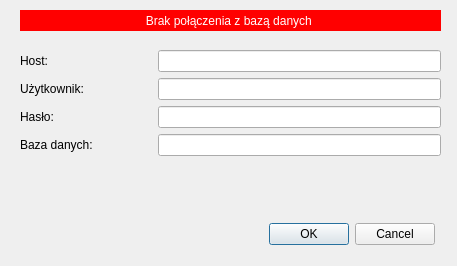
Old version of the form ustawieniaform.ui in the repository militia11/shoes.
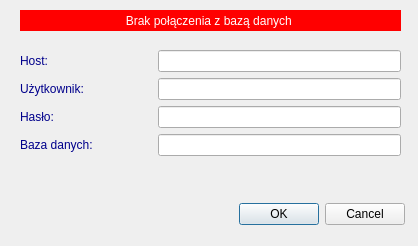
New version of the form.

Diff of the .ui file:
```diff
--- a/ustawieniaform.ui
+++ b/ustawieniaform.ui
@@ -6,8 +6,8 @@
    <rect>
     <x>0</x>
     <y>0</y>
-    <width>457</width>
-    <height>266</height>
+    <width>418</width>
+    <height>246</height>
    </rect>
   </property>
   <property name="windowTitle">
@@ -21,13 +21,19 @@
     <rect>
      <x>20</x>
      <y>50</y>
-     <width>421</width>
-     <height>151</height>
+     <width>381</width>
+     <height>132</height>
     </rect>
    </property>
    <layout class="QFormLayout" name="formLayout">
     <item row="0" column="0">
      <widget class="QLabel" name="label_4">
+      <property name="autoFillBackground">
+       <bool>false</bool>
+      </property>
+      <property name="styleSheet">
+       <string notr="true">QLabel {color: darkblue;}</string>
+      </property>
       <property name="text">
        <string>Host:                               </string>
       </property>
@@ -38,6 +44,424 @@
     </item>
     <item row="1" column="0">
      <widget class="QLabel" name="label_2">
+      <property name="palette">
+       <palette>
+        <active>
+         <colorrole role="WindowText">
+          <brush brushstyle="SolidPattern">
+           <color alpha="255">
+            <red>0</red>
+            <green>0</green>
+            <blue>139</blue>
+           </color>
+          </brush>
+         </colorrole>
+         <colorrole role="Button">
+          <brush brushstyle="SolidPattern">
+           <color alpha="255">
+            <red>32</red>
+            <green>74</green>
+            <blue>135</blue>
+           </color>
+          </brush>
+         </colorrole>
+         <colorrole role="Light">
+          <brush brushstyle="SolidPattern">
+           <color alpha="255">
+            <red>48</red>
+            <green>111</green>
+            <blue>203</blue>
+           </color>
+          </brush>
+         </colorrole>
+         <colorrole role="Midlight">
+          <brush brushstyle="SolidPattern">
+           <color alpha="255">
+            <red>40</red>
+            <green>92</green>
+            <blue>169</blue>
+           </color>
+          </brush>
+         </colorrole>
+         <colorrole role="Dark">
+          <brush brushstyle="SolidPattern">
+           <color alpha="255">
+            <red>16</red>
+            <green>37</green>
+            <blue>67</blue>
+           </color>
+          </brush>
+         </colorrole>
+         <colorrole role="Mid">
+          <brush brushstyle="SolidPattern">
+           <color alpha="255">
+            <red>21</red>
+            <green>49</green>
+            <blue>90</blue>
+           </color>
+          </brush>
+         </colorrole>
+         <colorrole role="Text">
+          <brush brushstyle="SolidPattern">
+           <color alpha="255">
+            <red>0</red>
+            <green>0</green>
+            <blue>139</blue>
+           </color>
+          </brush>
+         </colorrole>
+         <colorrole role="BrightText">
+          <brush brushstyle="SolidPattern">
+           <color alpha="255">
+            <red>255</red>
+            <green>255</green>
+            <blue>255</blue>
+           </color>
+          </brush>
+         </colorrole>
+         <colorrole role="ButtonText">
+          <brush brushstyle="SolidPattern">
+           <color alpha="255">
+            <red>0</red>
+            <green>0</green>
+            <blue>139</blue>
+           </color>
+          </brush>
+         </colorrole>
+         <colorrole role="Base">
+          <brush brushstyle="SolidPattern">
+           <color alpha="255">
+            <red>255</red>
+            <green>255</green>
+            <blue>255</blue>
+           </color>
+          </brush>
+         </colorrole>
+         <colorrole role="Window">
+          <brush brushstyle="SolidPattern">
+           <color alpha="255">
+            <red>32</red>
+            <green>74</green>
+            <blue>135</blue>
+           </color>
+          </brush>
+         </colorrole>
+         <colorrole role="Shadow">
+          <brush brushstyle="SolidPattern">
+           <color alpha="255">
+            <red>0</red>
+            <green>0</green>
+            <blue>0</blue>
+           </color>
+          </brush>
+         </colorrole>
+         <colorrole role="AlternateBase">
+          <brush brushstyle="SolidPattern">
+           <color alpha="255">
+            <red>143</red>
+            <green>164</green>
+            <blue>195</blue>
+           </color>
+          </brush>
+         </colorrole>
+         <colorrole role="ToolTipBase">
+          <brush brushstyle="SolidPattern">
+           <color alpha="255">
+            <red>255</red>
+            <green>255</green>
+            <blue>220</blue>
+           </color>
+          </brush>
+         </colorrole>
+         <colorrole role="ToolTipText">
+          <brush brushstyle="SolidPattern">
+           <color alpha="255">
+            <red>0</red>
+            <green>0</green>
+            <blue>0</blue>
+           </color>
+          </brush>
+         </colorrole>
+        </active>
+        <inactive>
+         <colorrole role="WindowText">
+          <brush brushstyle="SolidPattern">
+           <color alpha="255">
+            <red>0</red>
+            <green>0</green>
+            <blue>139</blue>
+           </color>
+          </brush>
+         </colorrole>
+         <colorrole role="Button">
+          <brush brushstyle="SolidPattern">
+           <color alpha="255">
+            <red>32</red>
+            <green>74</green>
+            <blue>135</blue>
+           </color>
+          </brush>
+         </colorrole>
+         <colorrole role="Light">
+          <brush brushstyle="SolidPattern">
+           <color alpha="255">
+            <red>48</red>
+            <green>111</green>
+            <blue>203</blue>
+           </color>
+          </brush>
+         </colorrole>
+         <colorrole role="Midlight">
+          <brush brushstyle="SolidPattern">
+           <color alpha="255">
+            <red>40</red>
+            <green>92</green>
+            <blue>169</blue>
+           </color>
+          </brush>
+         </colorrole>
+         <colorrole role="Dark">
+          <brush brushstyle="SolidPattern">
+           <color alpha="255">
+            <red>16</red>
+            <green>37</green>
+            <blue>67</blue>
+           </color>
+          </brush>
+         </colorrole>
+         <colorrole role="Mid">
+          <brush brushstyle="SolidPattern">
+           <color alpha="255">
+            <red>21</red>
+            <green>49</green>
+            <blue>90</blue>
+           </color>
+          </brush>
+         </colorrole>
+         <colorrole role="Text">
+          <brush brushstyle="SolidPattern">
+           <color alpha="255">
+            <red>0</red>
+            <green>0</green>
+            <blue>139</blue>
+           </color>
+          </brush>
+         </colorrole>
+         <colorrole role="BrightText">
+          <brush brushstyle="SolidPattern">
+           <color alpha="255">
+            <red>255</red>
+            <green>255</green>
+            <blue>255</blue>
+           </color>
+          </brush>
+         </colorrole>
+         <colorrole role="ButtonText">
+          <brush brushstyle="SolidPattern">
+           <color alpha="255">
+            <red>0</red>
+            <green>0</green>
+            <blue>139</blue>
+           </color>
+          </brush>
+         </colorrole>
+         <colorrole role="Base">
+          <brush brushstyle="SolidPattern">
+           <color alpha="255">
+            <red>255</red>
+            <green>255</green>
+            <blue>255</blue>
+           </color>
+          </brush>
+         </colorrole>
+         <colorrole role="Window">
+          <brush brushstyle="SolidPattern">
+           <color alpha="255">
+            <red>32</red>
+            <green>74</green>
+            <blue>135</blue>
+           </color>
+          </brush>
+         </colorrole>
+         <colorrole role="Shadow">
+          <brush brushstyle="SolidPattern">
+           <color alpha="255">
+            <red>0</red>
+            <green>0</green>
+            <blue>0</blue>
+           </color>
+          </brush>
+         </colorrole>
+         <colorrole role="AlternateBase">
+          <brush brushstyle="SolidPattern">
+           <color alpha="255">
+            <red>143</red>
+            <green>164</green>
+            <blue>195</blue>
+           </color>
+          </brush>
+         </colorrole>
+         <colorrole role="ToolTipBase">
+          <brush brushstyle="SolidPattern">
+           <color alpha="255">
+            <red>255</red>
+            <green>255</green>
+            <blue>220</blue>
+           </color>
+          </brush>
+         </colorrole>
+         <colorrole role="ToolTipText">
+          <brush brushstyle="SolidPattern">
+           <color alpha="255">
+            <red>0</red>
+            <green>0</green>
+            <blue>0</blue>
+           </color>
+          </brush>
+         </colorrole>
+        </inactive>
+        <disabled>
+         <colorrole role="WindowText">
+          <brush brushstyle="SolidPattern">
+           <color alpha="255">
+            <red>0</red>
+            <green>0</green>
+            <blue>139</blue>
+           </color>
+          </brush>
+         </colorrole>
+         <colorrole role="Button">
+          <brush brushstyle="SolidPattern">
+           <color alpha="255">
+            <red>32</red>
+            <green>74</green>
+            <blue>135</blue>
+           </color>
+          </brush>
+         </colorrole>
+         <colorrole role="Light">
+          <brush brushstyle="SolidPattern">
+           <color alpha="255">
+            <red>48</red>
+            <green>111</green>
+            <blue>203</blue>
+           </color>
+          </brush>
+         </colorrole>
+         <colorrole role="Midlight">
+          <brush brushstyle="SolidPattern">
+           <color alpha="255">
+            <red>40</red>
+            <green>92</green>
+            <blue>169</blue>
+           </color>
+          </brush>
+         </colorrole>
+         <colorrole role="Dark">
+          <brush brushstyle="SolidPattern">
+           <color alpha="255">
+            <red>16</red>
+            <green>37</green>
+            <blue>67</blue>
+           </color>
+          </brush>
+         </colorrole>
+         <colorrole role="Mid">
+          <brush brushstyle="SolidPattern">
+           <color alpha="255">
+            <red>21</red>
+            <green>49</green>
+            <blue>90</blue>
+           </color>
+          </brush>
+         </colorrole>
+         <colorrole role="Text">
+          <brush brushstyle="SolidPattern">
+           <color alpha="255">
+            <red>0</red>
+            <green>0</green>
+            <blue>139</blue>
+           </color>
+          </brush>
+         </colorrole>
+         <colorrole role="BrightText">
+          <brush brushstyle="SolidPattern">
+           <color alpha="255">
+            <red>255</red>
+            <green>255</green>
+            <blue>255</blue>
+           </color>
+          </brush>
+         </colorrole>
+         <colorrole role="ButtonText">
+          <brush brushstyle="SolidPattern">
+           <color alpha="255">
+            <red>0</red>
+            <green>0</green>
+            <blue>139</blue>
+           </color>
+          </brush>
+         </colorrole>
+         <colorrole role="Base">
+          <brush brushstyle="SolidPattern">
+           <color alpha="255">
+            <red>32</red>
+            <green>74</green>
+            <blue>135</blue>
+           </color>
+          </brush>
+         </colorrole>
+         <colorrole role="Window">
+          <brush brushstyle="SolidPattern">
+           <color alpha="255">
+            <red>32</red>
+            <green>74</green>
+            <blue>135</blue>
+           </color>
+          </brush>
+         </colorrole>
+         <colorrole role="Shadow">
+          <brush brushstyle="SolidPattern">
+           <color alpha="255">
+            <red>0</red>
+            <green>0</green>
+            <blue>0</blue>
+           </color>
+          </brush>
+         </colorrole>
+         <colorrole role="AlternateBase">
+          <brush brushstyle="SolidPattern">
+           <color alpha="255">
+            <red>32</red>
+            <green>74</green>
+            <blue>135</blue>
+           </color>
+          </brush>
+         </colorrole>
+         <colorrole role="ToolTipBase">
+          <brush brushstyle="SolidPattern">
+           <color alpha="255">
+            <red>255</red>
+            <green>255</green>
+            <blue>220</blue>
+           </color>
+          </brush>
+         </colorrole>
+         <colorrole role="ToolTipText">
+          <brush brushstyle="SolidPattern">
+           <color alpha="255">
+            <red>0</red>
+            <green>0</green>
+            <blue>0</blue>
+           </color>
+          </brush>
+         </colorrole>
+        </disabled>
+       </palette>
+      </property>
+      <property name="styleSheet">
+       <string notr="true">QLabel {color: darkblue;}</string>
+      </property>
       <property name="text">
        <string>Użytkownik:</string>
       </property>
@@ -48,6 +472,424 @@
     </item>
     <item row="2" column="0">
      <widget class="QLabel" name="label_5">
+      <property name="palette">
+       <palette>
+        <active>
+         <colorrole role="WindowText">
+          <brush brushstyle="SolidPattern">
+           <color alpha="255">
+            <red>0</red>
+            <green>0</green>
+            <blue>139</blue>
+           </color>
+          </brush>
+         </colorrole>
+         <colorrole role="Button">
+          <brush brushstyle="SolidPattern">
+           <color alpha="255">
+            <red>32</red>
+            <green>74</green>
+            <blue>135</blue>
+           </color>
+          </brush>
+         </colorrole>
+         <colorrole role="Light">
+          <brush brushstyle="SolidPattern">
+           <color alpha="255">
+            <red>48</red>
+            <green>111</green>
+            <blue>203</blue>
+           </color>
+          </brush>
+         </colorrole>
+         <colorrole role="Midlight">
+          <brush brushstyle="SolidPattern">
+           <color alpha="255">
+            <red>40</red>
+            <green>92</green>
+            <blue>169</blue>
+           </color>
+          </brush>
+         </colorrole>
+         <colorrole role="Dark">
+          <brush brushstyle="SolidPattern">
+           <color alpha="255">
+            <red>16</red>
+            <green>37</green>
+            <blue>67</blue>
+           </color>
+          </brush>
+         </colorrole>
+         <colorrole role="Mid">
+          <brush brushstyle="SolidPattern">
+           <color alpha="255">
+            <red>21</red>
+            <green>49</green>
+            <blue>90</blue>
+           </color>
+          </brush>
+         </colorrole>
+         <colorrole role="Text">
+          <brush brushstyle="SolidPattern">
+           <color alpha="255">
+            <red>0</red>
+            <green>0</green>
+            <blue>139</blue>
+           </color>
+          </brush>
+         </colorrole>
+         <colorrole role="BrightText">
+          <brush brushstyle="SolidPattern">
+           <color alpha="255">
+            <red>255</red>
+            <green>255</green>
+            <blue>255</blue>
+           </color>
+          </brush>
+         </colorrole>
+         <colorrole role="ButtonText">
+          <brush brushstyle="SolidPattern">
+           <color alpha="255">
+            <red>0</red>
+            <green>0</green>
+            <blue>139</blue>
+           </color>
+          </brush>
+         </colorrole>
+         <colorrole role="Base">
+          <brush brushstyle="SolidPattern">
+           <color alpha="255">
+            <red>255</red>
+            <green>255</green>
+            <blue>255</blue>
+           </color>
+          </brush>
+         </colorrole>
+         <colorrole role="Window">
+          <brush brushstyle="SolidPattern">
+           <color alpha="255">
+            <red>32</red>
+            <green>74</green>
+            <blue>135</blue>
+           </color>
+          </brush>
+         </colorrole>
+         <colorrole role="Shadow">
+          <brush brushstyle="SolidPattern">
+           <color alpha="255">
+            <red>0</red>
+            <green>0</green>
+            <blue>0</blue>
+           </color>
+          </brush>
+         </colorrole>
+         <colorrole role="AlternateBase">
+          <brush brushstyle="SolidPattern">
+           <color alpha="255">
+            <red>143</red>
+            <green>164</green>
+            <blue>195</blue>
+           </color>
+          </brush>
+         </colorrole>
+         <colorrole role="ToolTipBase">
+          <brush brushstyle="SolidPattern">
+           <color alpha="255">
+            <red>255</red>
+            <green>255</green>
+            <blue>220</blue>
+           </color>
+          </brush>
+         </colorrole>
+         <colorrole role="ToolTipText">
+          <brush brushstyle="SolidPattern">
+           <color alpha="255">
+            <red>0</red>
+            <green>0</green>
+            <blue>0</blue>
+           </color>
+          </brush>
+         </colorrole>
+        </active>
+        <inactive>
+         <colorrole role="WindowText">
+          <brush brushstyle="SolidPattern">
+           <color alpha="255">
+            <red>0</red>
+            <green>0</green>
+            <blue>139</blue>
+           </color>
+          </brush>
+         </colorrole>
+         <colorrole role="Button">
+          <brush brushstyle="SolidPattern">
+           <color alpha="255">
+            <red>32</red>
+            <green>74</green>
+            <blue>135</blue>
+           </color>
+          </brush>
+         </colorrole>
+         <colorrole role="Light">
+          <brush brushstyle="SolidPattern">
+           <color alpha="255">
+            <red>48</red>
+            <green>111</green>
+            <blue>203</blue>
+           </color>
+          </brush>
+         </colorrole>
+         <colorrole role="Midlight">
+          <brush brushstyle="SolidPattern">
+           <color alpha="255">
+            <red>40</red>
+            <green>92</green>
+            <blue>169</blue>
+           </color>
+          </brush>
+         </colorrole>
+         <colorrole role="Dark">
+          <brush brushstyle="SolidPattern">
+           <color alpha="255">
+            <red>16</red>
+            <green>37</green>
+            <blue>67</blue>
+           </color>
+          </brush>
+         </colorrole>
+         <colorrole role="Mid">
+          <brush brushstyle="SolidPattern">
+           <color alpha="255">
+            <red>21</red>
+            <green>49</green>
+            <blue>90</blue>
+           </color>
+          </brush>
+         </colorrole>
+         <colorrole role="Text">
+          <brush brushstyle="SolidPattern">
+           <color alpha="255">
+            <red>0</red>
+            <green>0</green>
+            <blue>139</blue>
+           </color>
+          </brush>
+         </colorrole>
+         <colorrole role="BrightText">
+          <brush brushstyle="SolidPattern">
+           <color alpha="255">
+            <red>255</red>
+            <green>255</green>
+            <blue>255</blue>
+           </color>
+          </brush>
+         </colorrole>
+         <colorrole role="ButtonText">
+          <brush brushstyle="SolidPattern">
+           <color alpha="255">
+            <red>0</red>
+            <green>0</green>
+            <blue>139</blue>
+           </color>
+          </brush>
+         </colorrole>
+         <colorrole role="Base">
+          <brush brushstyle="SolidPattern">
+           <color alpha="255">
+            <red>255</red>
+            <green>255</green>
+            <blue>255</blue>
+           </color>
+          </brush>
+         </colorrole>
+         <colorrole role="Window">
+          <brush brushstyle="SolidPattern">
+           <color alpha="255">
+            <red>32</red>
+            <green>74</green>
+            <blue>135</blue>
+           </color>
+          </brush>
+         </colorrole>
+         <colorrole role="Shadow">
+          <brush brushstyle="SolidPattern">
+           <color alpha="255">
+            <red>0</red>
+            <green>0</green>
+            <blue>0</blue>
+           </color>
+          </brush>
+         </colorrole>
+         <colorrole role="AlternateBase">
+          <brush brushstyle="SolidPattern">
+           <color alpha="255">
+            <red>143</red>
+            <green>164</green>
+            <blue>195</blue>
+           </color>
+          </brush>
+         </colorrole>
+         <colorrole role="ToolTipBase">
+          <brush brushstyle="SolidPattern">
+           <color alpha="255">
+            <red>255</red>
+            <green>255</green>
+            <blue>220</blue>
+           </color>
+          </brush>
+         </colorrole>
+         <colorrole role="ToolTipText">
+          <brush brushstyle="SolidPattern">
+           <color alpha="255">
+            <red>0</red>
+            <green>0</green>
+            <blue>0</blue>
+           </color>
+          </brush>
+         </colorrole>
+        </inactive>
+        <disabled>
+         <colorrole role="WindowText">
+          <brush brushstyle="SolidPattern">
+           <color alpha="255">
+            <red>0</red>
+            <green>0</green>
+            <blue>139</blue>
+           </color>
+          </brush>
+         </colorrole>
+         <colorrole role="Button">
+          <brush brushstyle="SolidPattern">
+           <color alpha="255">
+            <red>32</red>
+            <green>74</green>
+            <blue>135</blue>
+           </color>
+          </brush>
+         </colorrole>
+         <colorrole role="Light">
+          <brush brushstyle="SolidPattern">
+           <color alpha="255">
+            <red>48</red>
+            <green>111</green>
+            <blue>203</blue>
+           </color>
+          </brush>
+         </colorrole>
+         <colorrole role="Midlight">
+          <brush brushstyle="SolidPattern">
+           <color alpha="255">
+            <red>40</red>
+            <green>92</green>
+            <blue>169</blue>
+           </color>
+          </brush>
+         </colorrole>
+         <colorrole role="Dark">
+          <brush brushstyle="SolidPattern">
+           <color alpha="255">
+            <red>16</red>
+            <green>37</green>
+            <blue>67</blue>
+           </color>
+          </brush>
+         </colorrole>
+         <colorrole role="Mid">
+          <brush brushstyle="SolidPattern">
+           <color alpha="255">
+            <red>21</red>
+            <green>49</green>
+            <blue>90</blue>
+           </color>
+          </brush>
+         </colorrole>
+         <colorrole role="Text">
+          <brush brushstyle="SolidPattern">
+           <color alpha="255">
+            <red>0</red>
+            <green>0</green>
+            <blue>139</blue>
+           </color>
+          </brush>
+         </colorrole>
+         <colorrole role="BrightText">
+          <brush brushstyle="SolidPattern">
+           <color alpha="255">
+            <red>255</red>
+            <green>255</green>
+            <blue>255</blue>
+           </color>
+          </brush>
+         </colorrole>
+         <colorrole role="ButtonText">
+          <brush brushstyle="SolidPattern">
+           <color alpha="255">
+            <red>0</red>
+            <green>0</green>
+            <blue>139</blue>
+           </color>
+          </brush>
+         </colorrole>
+         <colorrole role="Base">
+          <brush brushstyle="SolidPattern">
+           <color alpha="255">
+            <red>32</red>
+            <green>74</green>
+            <blue>135</blue>
+           </color>
+          </brush>
+         </colorrole>
+         <colorrole role="Window">
+          <brush brushstyle="SolidPattern">
+           <color alpha="255">
+            <red>32</red>
+            <green>74</green>
+            <blue>135</blue>
+           </color>
+          </brush>
+         </colorrole>
+         <colorrole role="Shadow">
+          <brush brushstyle="SolidPattern">
+           <color alpha="255">
+            <red>0</red>
+            <green>0</green>
+            <blue>0</blue>
+           </color>
+          </brush>
+         </colorrole>
+         <colorrole role="AlternateBase">
+          <brush brushstyle="SolidPattern">
+           <color alpha="255">
+            <red>32</red>
+            <green>74</green>
+            <blue>135</blue>
+           </color>
+          </brush>
+         </colorrole>
+         <colorrole role="ToolTipBase">
+          <brush brushstyle="SolidPattern">
+           <color alpha="255">
+            <red>255</red>
+            <green>255</green>
+            <blue>220</blue>
+           </color>
+          </brush>
+         </colorrole>
+         <colorrole role="ToolTipText">
+          <brush brushstyle="SolidPattern">
+           <color alpha="255">
+            <red>0</red>
+            <green>0</green>
+            <blue>0</blue>
+           </color>
+          </brush>
+         </colorrole>
+        </disabled>
+       </palette>
+      </property>
+      <property name="styleSheet">
+       <string notr="true">QLabel {color: darkblue;}</string>
+      </property>
       <property name="text">
        <string>Hasło:</string>
       </property>
@@ -62,6 +904,424 @@
     </item>
     <item row="3" column="0">
      <widget class="QLabel" name="label_3">
+      <property name="palette">
+       <palette>
+        <active>
+         <colorrole role="WindowText">
+          <brush brushstyle="SolidPattern">
+           <color alpha="255">
+            <red>0</red>
+            <green>0</green>
+            <blue>139</blue>
+           </color>
+          </brush>
+         </colorrole>
+         <colorrole role="Button">
+          <brush brushstyle="SolidPattern">
+           <color alpha="255">
+            <red>32</red>
+            <green>74</green>
+            <blue>135</blue>
+           </color>
+          </brush>
+         </colorrole>
+         <colorrole role="Light">
+          <brush brushstyle="SolidPattern">
+           <color alpha="255">
+            <red>48</red>
+            <green>111</green>
+            <blue>203</blue>
+           </color>
+          </brush>
+         </colorrole>
+         <colorrole role="Midlight">
+          <brush brushstyle="SolidPattern">
+           <color alpha="255">
+            <red>40</red>
+            <green>92</green>
+            <blue>169</blue>
+           </color>
+          </brush>
+         </colorrole>
+         <colorrole role="Dark">
+          <brush brushstyle="SolidPattern">
+           <color alpha="255">
+            <red>16</red>
+            <green>37</green>
+            <blue>67</blue>
+           </color>
+          </brush>
+         </colorrole>
+         <colorrole role="Mid">
+          <brush brushstyle="SolidPattern">
+           <color alpha="255">
+            <red>21</red>
+            <green>49</green>
+            <blue>90</blue>
+           </color>
+          </brush>
+         </colorrole>
+         <colorrole role="Text">
+          <brush brushstyle="SolidPattern">
+           <color alpha="255">
+            <red>0</red>
+            <green>0</green>
+            <blue>139</blue>
+           </color>
+          </brush>
+         </colorrole>
+         <colorrole role="BrightText">
+          <brush brushstyle="SolidPattern">
+           <color alpha="255">
+            <red>255</red>
+            <green>255</green>
+            <blue>255</blue>
+           </color>
+          </brush>
+         </colorrole>
+         <colorrole role="ButtonText">
+          <brush brushstyle="SolidPattern">
+           <color alpha="255">
+            <red>0</red>
+            <green>0</green>
+            <blue>139</blue>
+           </color>
+          </brush>
+         </colorrole>
+         <colorrole role="Base">
+          <brush brushstyle="SolidPattern">
+           <color alpha="255">
+            <red>255</red>
+            <green>255</green>
+            <blue>255</blue>
+           </color>
+          </brush>
+         </colorrole>
+         <colorrole role="Window">
+          <brush brushstyle="SolidPattern">
+           <color alpha="255">
+            <red>32</red>
+            <green>74</green>
+            <blue>135</blue>
+           </color>
+          </brush>
+         </colorrole>
+         <colorrole role="Shadow">
+          <brush brushstyle="SolidPattern">
+           <color alpha="255">
+            <red>0</red>
+            <green>0</green>
+            <blue>0</blue>
+           </color>
+          </brush>
+         </colorrole>
+         <colorrole role="AlternateBase">
+          <brush brushstyle="SolidPattern">
+           <color alpha="255">
+            <red>143</red>
+            <green>164</green>
+            <blue>195</blue>
+           </color>
+          </brush>
+         </colorrole>
+         <colorrole role="ToolTipBase">
+          <brush brushstyle="SolidPattern">
+           <color alpha="255">
+            <red>255</red>
+            <green>255</green>
+            <blue>220</blue>
+           </color>
+          </brush>
+         </colorrole>
+         <colorrole role="ToolTipText">
+          <brush brushstyle="SolidPattern">
+           <color alpha="255">
+            <red>0</red>
+            <green>0</green>
+            <blue>0</blue>
+           </color>
+          </brush>
+         </colorrole>
+        </active>
+        <inactive>
+         <colorrole role="WindowText">
+          <brush brushstyle="SolidPattern">
+           <color alpha="255">
+            <red>0</red>
+            <green>0</green>
+            <blue>139</blue>
+           </color>
+          </brush>
+         </colorrole>
+         <colorrole role="Button">
+          <brush brushstyle="SolidPattern">
+           <color alpha="255">
+            <red>32</red>
+            <green>74</green>
+            <blue>135</blue>
+           </color>
+          </brush>
+         </colorrole>
+         <colorrole role="Light">
+          <brush brushstyle="SolidPattern">
+           <color alpha="255">
+            <red>48</red>
+            <green>111</green>
+            <blue>203</blue>
+           </color>
+          </brush>
+         </colorrole>
+         <colorrole role="Midlight">
+          <brush brushstyle="SolidPattern">
+           <color alpha="255">
+            <red>40</red>
+            <green>92</green>
+            <blue>169</blue>
+           </color>
+          </brush>
+         </colorrole>
+         <colorrole role="Dark">
+          <brush brushstyle="SolidPattern">
+           <color alpha="255">
+            <red>16</red>
+            <green>37</green>
+            <blue>67</blue>
+           </color>
+          </brush>
+         </colorrole>
+         <colorrole role="Mid">
+          <brush brushstyle="SolidPattern">
+           <color alpha="255">
+            <red>21</red>
+            <green>49</green>
+            <blue>90</blue>
+           </color>
+          </brush>
+         </colorrole>
+         <colorrole role="Text">
+          <brush brushstyle="SolidPattern">
+           <color alpha="255">
+            <red>0</red>
+            <green>0</green>
+            <blue>139</blue>
+           </color>
+          </brush>
+         </colorrole>
+         <colorrole role="BrightText">
+          <brush brushstyle="SolidPattern">
+           <color alpha="255">
+            <red>255</red>
+            <green>255</green>
+            <blue>255</blue>
+           </color>
+          </brush>
+         </colorrole>
+         <colorrole role="ButtonText">
+          <brush brushstyle="SolidPattern">
+           <color alpha="255">
+            <red>0</red>
+            <green>0</green>
+            <blue>139</blue>
+           </color>
+          </brush>
+         </colorrole>
+         <colorrole role="Base">
+          <brush brushstyle="SolidPattern">
+           <color alpha="255">
+            <red>255</red>
+            <green>255</green>
+            <blue>255</blue>
+           </color>
+          </brush>
+         </colorrole>
+         <colorrole role="Window">
+          <brush brushstyle="SolidPattern">
+           <color alpha="255">
+            <red>32</red>
+            <green>74</green>
+            <blue>135</blue>
+           </color>
+          </brush>
+         </colorrole>
+         <colorrole role="Shadow">
+          <brush brushstyle="SolidPattern">
+           <color alpha="255">
+            <red>0</red>
+            <green>0</green>
+            <blue>0</blue>
+           </color>
+          </brush>
+         </colorrole>
+         <colorrole role="AlternateBase">
+          <brush brushstyle="SolidPattern">
+           <color alpha="255">
+            <red>143</red>
+            <green>164</green>
+            <blue>195</blue>
+           </color>
+          </brush>
+         </colorrole>
+         <colorrole role="ToolTipBase">
+          <brush brushstyle="SolidPattern">
+           <color alpha="255">
+            <red>255</red>
+            <green>255</green>
+            <blue>220</blue>
+           </color>
+          </brush>
+         </colorrole>
+         <colorrole role="ToolTipText">
+          <brush brushstyle="SolidPattern">
+           <color alpha="255">
+            <red>0</red>
+            <green>0</green>
+            <blue>0</blue>
+           </color>
+          </brush>
+         </colorrole>
+        </inactive>
+        <disabled>
+         <colorrole role="WindowText">
+          <brush brushstyle="SolidPattern">
+           <color alpha="255">
+            <red>0</red>
+            <green>0</green>
+            <blue>139</blue>
+           </color>
+          </brush>
+         </colorrole>
+         <colorrole role="Button">
+          <brush brushstyle="SolidPattern">
+           <color alpha="255">
+            <red>32</red>
+            <green>74</green>
+            <blue>135</blue>
+           </color>
+          </brush>
+         </colorrole>
+         <colorrole role="Light">
+          <brush brushstyle="SolidPattern">
+           <color alpha="255">
+            <red>48</red>
+            <green>111</green>
+            <blue>203</blue>
+           </color>
+          </brush>
+         </colorrole>
+         <colorrole role="Midlight">
+          <brush brushstyle="SolidPattern">
+           <color alpha="255">
+            <red>40</red>
+            <green>92</green>
+            <blue>169</blue>
+           </color>
+          </brush>
+         </colorrole>
+         <colorrole role="Dark">
+          <brush brushstyle="SolidPattern">
+           <color alpha="255">
+            <red>16</red>
+            <green>37</green>
+            <blue>67</blue>
+           </color>
+          </brush>
+         </colorrole>
+         <colorrole role="Mid">
+          <brush brushstyle="SolidPattern">
+           <color alpha="255">
+            <red>21</red>
+            <green>49</green>
+            <blue>90</blue>
+           </color>
+          </brush>
+         </colorrole>
+         <colorrole role="Text">
+          <brush brushstyle="SolidPattern">
+           <color alpha="255">
+            <red>0</red>
+            <green>0</green>
+            <blue>139</blue>
+           </color>
+          </brush>
+         </colorrole>
+         <colorrole role="BrightText">
+          <brush brushstyle="SolidPattern">
+           <color alpha="255">
+            <red>255</red>
+            <green>255</green>
+            <blue>255</blue>
+           </color>
+          </brush>
+         </colorrole>
+         <colorrole role="ButtonText">
+          <brush brushstyle="SolidPattern">
+           <color alpha="255">
+            <red>0</red>
+            <green>0</green>
+            <blue>139</blue>
+           </color>
+          </brush>
+         </colorrole>
+         <colorrole role="Base">
+          <brush brushstyle="SolidPattern">
+           <color alpha="255">
+            <red>32</red>
+            <green>74</green>
+            <blue>135</blue>
+           </color>
+          </brush>
+         </colorrole>
+         <colorrole role="Window">
+          <brush brushstyle="SolidPattern">
+           <color alpha="255">
+            <red>32</red>
+            <green>74</green>
+            <blue>135</blue>
+           </color>
+          </brush>
+         </colorrole>
+         <colorrole role="Shadow">
+          <brush brushstyle="SolidPattern">
+           <color alpha="255">
+            <red>0</red>
+            <green>0</green>
+            <blue>0</blue>
+           </color>
+          </brush>
+         </colorrole>
+         <colorrole role="AlternateBase">
+          <brush brushstyle="SolidPattern">
+           <color alpha="255">
+            <red>32</red>
+            <green>74</green>
+            <blue>135</blue>
+           </color>
+          </brush>
+         </colorrole>
+         <colorrole role="ToolTipBase">
+          <brush brushstyle="SolidPattern">
+           <color alpha="255">
+            <red>255</red>
+            <green>255</green>
+            <blue>220</blue>
+           </color>
+          </brush>
+         </colorrole>
+         <colorrole role="ToolTipText">
+          <brush brushstyle="SolidPattern">
+           <color alpha="255">
+            <red>0</red>
+            <green>0</green>
+            <blue>0</blue>
+           </color>
+          </brush>
+         </colorrole>
+        </disabled>
+       </palette>
+      </property>
+      <property name="styleSheet">
+       <string notr="true">QLabel {color: darkblue;}</string>
+      </property>
       <property name="text">
        <string>Baza danych:</string>
       </property>
@@ -77,7 +1337,7 @@
     <rect>
      <x>20</x>
      <y>10</y>
-     <width>421</width>
+     <width>381</width>
      <height>21</height>
     </rect>
    </property>
@@ -94,8 +1354,8 @@
   <widget class="QDialogButtonBox" name="buttonBox">
    <property name="geometry">
     <rect>
-     <x>150</x>
-     <y>220</y>
+     <x>120</x>
+     <y>200</y>
      <width>285</width>
      <height>28</height>
     </rect>
```
